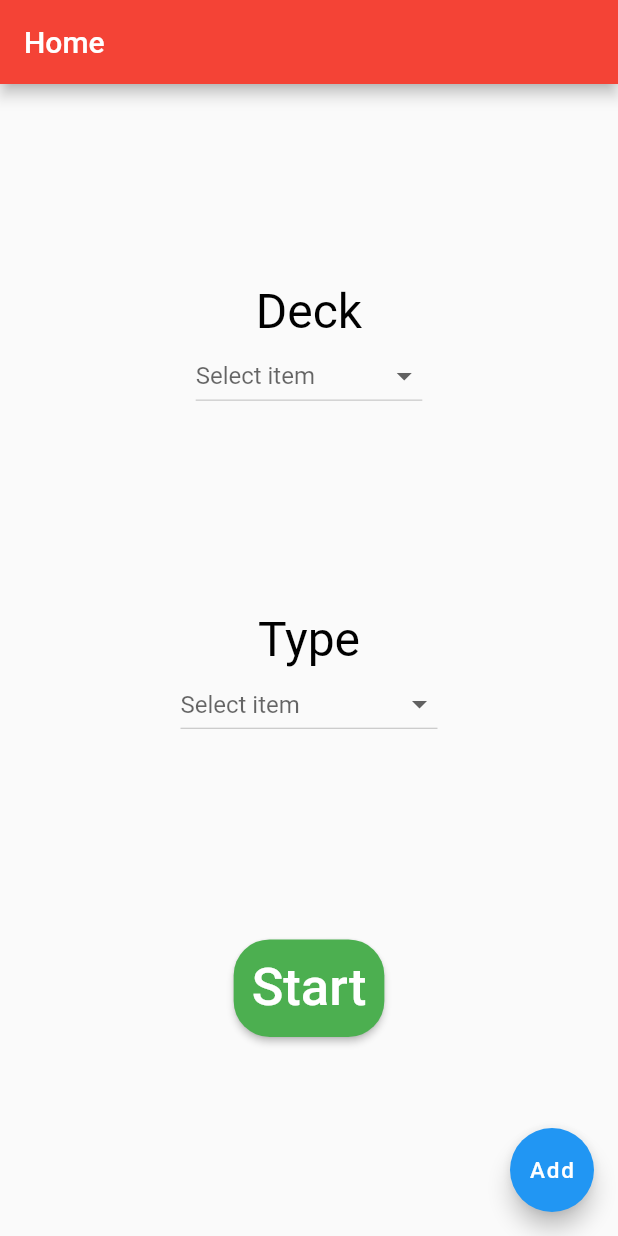
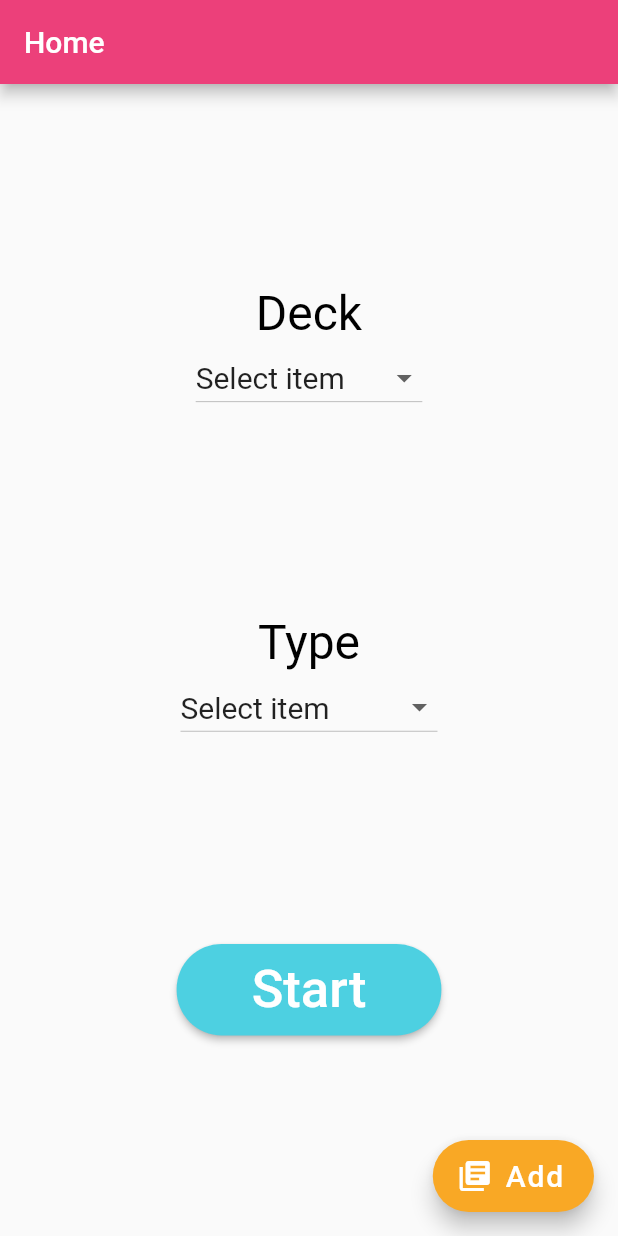
Before and after one commit to nhocconsr/flashcard, a Flutter app: the screen it shows after launch, after a tap on "Log In", on a phone screen of 412 x 824 dp. Run offline on Flutter 3.47's test engine with Material 2 defaults, Android fonts, the phone set to English and light mode, and no system bars; our stand-ins replace flip_card; missing offline and left inert: transformer_page_view; network calls fail.

Commit message:
changed selecr page's ui

```diff
--- a/lib/login.dart
+++ b/lib/login.dart
@@ -24,7 +24,7 @@ class LoginState extends State<Login> {
     final email = TextFormField(
       keyboardType: TextInputType.emailAddress,
       autofocus: false,
-      initialValue: 'example@gmail.com',
+      initialValue: 'naoarimura@gmail.com',
       decoration: InputDecoration(
         hintText: 'Email',
         contentPadding: EdgeInsets.fromLTRB(20.0, 10.0, 20.0, 10.0),
--- a/lib/selectFlashcards.dart
+++ b/lib/selectFlashcards.dart
@@ -18,14 +18,14 @@ class DropdownScreenState extends State<DropdownScreen> {
   Item selectedType;
 
   List<Item> decks = <Item>[
-    const Item('Standard',Icon(Icons.android,color:  const Color(0xFF167F67), size: 25,)),
-    const Item('Universal',Icon(Icons.flag,color:  const Color(0xFF167F67), size: 25,)),
+    const Item('Standard',Icon(Icons.face, color:  Colors.pinkAccent, size: 25,)),
+    const Item('Universal',Icon(Icons.language, color:  Colors.pinkAccent, size: 25,)),
   ];
   List<Item> types = <Item>[
-    const Item('Vocabulary',Icon(Icons.android,color:  const Color(0xFF167F67),size: 25,)),
-    const Item('Kanji',Icon(Icons.flag,color:  const Color(0xFF167F67),size: 25)),
-    const Item('Hiragana',Icon(Icons.android,color:  const Color(0xFF167F67),size: 25)),
-    const Item('Katakana',Icon(Icons.flag,color:  const Color(0xFF167F67), size: 25)),
+    const Item('Vocabulary',Icon(Icons.spellcheck, color: Colors.indigo, size: 25,)),
+    const Item('Kanji',Icon(Icons.translate, color:Colors.indigo, size: 25)),
+    const Item('Hiragana',Icon(Icons.star_border, color:Colors.indigo, size: 25)),
+    const Item('Katakana',Icon(Icons.star, color:Colors.indigo,  size: 25)),
   ];
 
   @override
@@ -33,7 +33,7 @@ class DropdownScreenState extends State<DropdownScreen> {
     return  MaterialApp(
         home:  Scaffold(
           appBar: AppBar(
-            backgroundColor: Colors.red,
+            backgroundColor: Colors.pink[400],
             // backgroundColor: const Color(0xFF167F67),
             title: Text(
               'Home',
@@ -54,7 +54,7 @@ class DropdownScreenState extends State<DropdownScreen> {
                             fontSize: 32.0, color: Colors.black),
                       ),
                       DropdownButton<Item>(
-                        hint:  Text("Select item"),
+                        hint:  Text("Select item", style: TextStyle(color: Colors.black87, fontSize: 20),),
                         value: selectedDeck,
                         onChanged: (Item Value) {
                           setState(() {
@@ -88,7 +88,7 @@ class DropdownScreenState extends State<DropdownScreen> {
                           fontSize: 32.0, color: Colors.black),
                     ),
                     DropdownButton<Item>(
-                      hint:  Text("Select item"),
+                      hint:  Text("Select item", style: TextStyle(color: Colors.black87, fontSize: 20),),
                       value: selectedType,
                       onChanged: (Item Value) {
                         setState(() {
@@ -115,7 +115,7 @@ class DropdownScreenState extends State<DropdownScreen> {
                 ),
                 RaisedButton(
                   shape: RoundedRectangleBorder(
-                    borderRadius: BorderRadius.circular(24),
+                    borderRadius: BorderRadius.circular(30),
                   ),
                   onPressed: () {
 //                Navigator.of(context).pushNamed(Category1.tag);
@@ -123,15 +123,17 @@ class DropdownScreenState extends State<DropdownScreen> {
                       builder: (context) => Questions(selectedDeck.name, selectedType.name),
                     ));
                   },
-                  padding: EdgeInsets.all(12),
-                  color: Colors.green[500],
+                  padding: EdgeInsets.fromLTRB(50, 10, 50, 10),
+                  color: Colors.cyan[300],
                   child: Text('Start', style: TextStyle(color: Colors.white,fontSize: 35)),
                 ),
               ],
             ),
           ),
-          floatingActionButton: FloatingActionButton(
-            child: Text("Add", style: TextStyle(color: Colors.white,fontSize: 15,)),
+          floatingActionButton: FloatingActionButton.extended(
+            backgroundColor: Colors.yellow[800],
+            icon: Icon(Icons.library_books),
+            label: Text("Add", style: TextStyle(color: Colors.white,fontSize: 20,)),
             onPressed: () {
               Navigator.of(context).pushNamed(Home.tag);
             },
```
